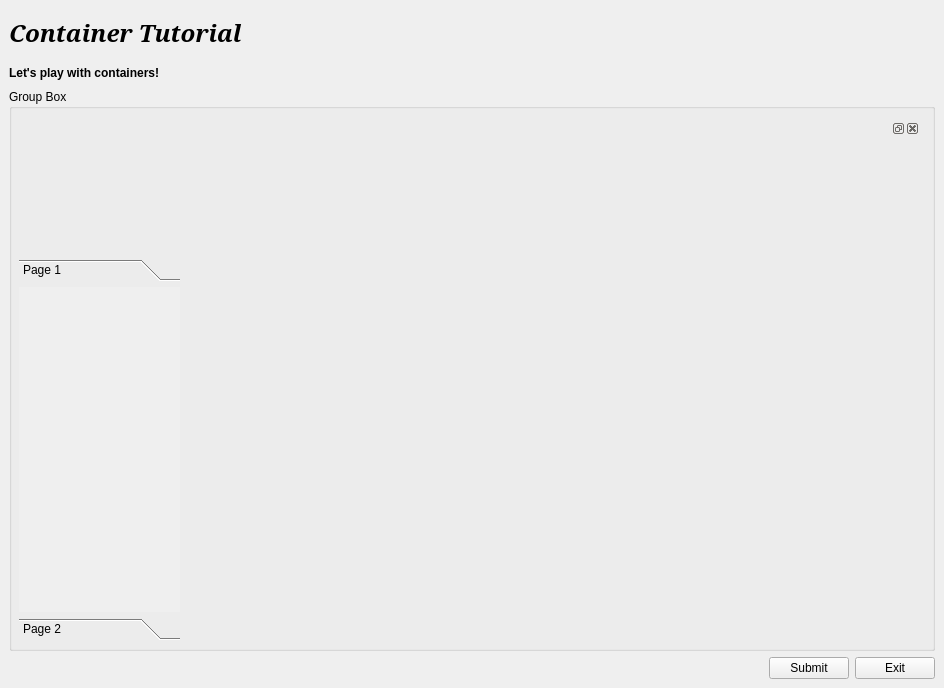
Qt form container_widget/media/main_window.ui (dekban/pyside_tutorial) before a commit.
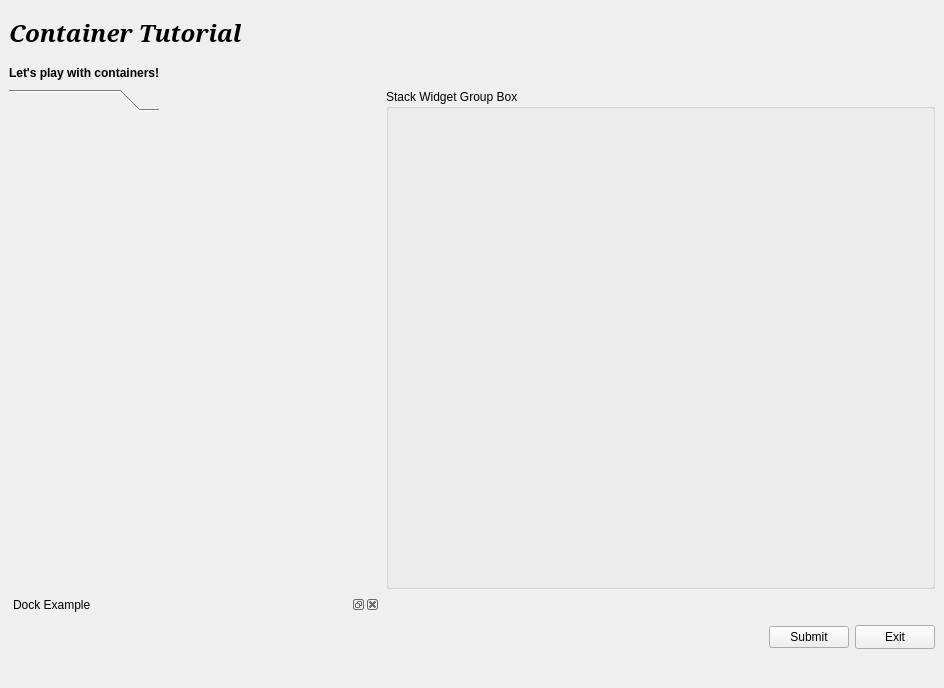
The same form after that commit.

Commit message: Tutorial 9: Container Widget

The edit to the form file:
```diff
--- a/container_widget/media/main_window.ui
+++ b/container_widget/media/main_window.ui
@@ -15,60 +15,20 @@
   </property>
   <widget class="QWidget" name="centralwidget">
    <layout class="QGridLayout" name="gridLayout_2">
-    <item row="0" column="0">
-     <widget class="QLabel" name="title">
-      <property name="minimumSize">
-       <size>
-        <width>600</width>
-        <height>48</height>
-       </size>
-      </property>
+    <item row="5" column="4">
+     <widget class="QPushButton" name="exit_btn">
       <property name="maximumSize">
        <size>
-        <width>16777215</width>
-        <height>48</height>
+        <width>80</width>
+        <height>24</height>
        </size>
       </property>
-      <property name="font">
-       <font>
-        <family>Serif</family>
-        <pointsize>18</pointsize>
-        <weight>75</weight>
-        <italic>true</italic>
-        <bold>true</bold>
-       </font>
-      </property>
       <property name="text">
-       <string>Container Tutorial</string>
+       <string>Exit</string>
       </property>
      </widget>
     </item>
-    <item row="1" column="0">
-     <widget class="QLabel" name="sub_title">
-      <property name="minimumSize">
-       <size>
-        <width>600</width>
-        <height>20</height>
-       </size>
-      </property>
-      <property name="maximumSize">
-       <size>
-        <width>16777215</width>
-        <height>20</height>
-       </size>
-      </property>
-      <property name="font">
-       <font>
-        <weight>75</weight>
-        <bold>true</bold>
-       </font>
-      </property>
-      <property name="text">
-       <string>Let's play with containers!</string>
-      </property>
-     </widget>
-    </item>
-    <item row="4" column="0">
+    <item row="5" column="1">
      <spacer name="horizontalSpacer_4">
       <property name="orientation">
        <enum>Qt::Horizontal</enum>
@@ -81,27 +41,116 @@
       </property>
      </spacer>
     </item>
-    <item row="4" column="1">
+    <item row="5" column="3">
      <widget class="QPushButton" name="submit_btn">
       <property name="text">
        <string>Submit</string>
       </property>
      </widget>
     </item>
-    <item row="4" column="2">
-     <widget class="QPushButton" name="exit_btn">
+    <item row="3" column="0">
+     <widget class="QToolBox" name="tool_box">
       <property name="maximumSize">
        <size>
-        <width>80</width>
-        <height>24</height>
+        <width>150</width>
+        <height>16777215</height>
        </size>
       </property>
+      <property name="frameShape">
+       <enum>QFrame::NoFrame</enum>
+      </property>
+      <property name="frameShadow">
+       <enum>QFrame::Plain</enum>
+      </property>
+      <property name="currentIndex">
+       <number>0</number>
+      </property>
+      <property name="tabSpacing">
+       <number>6</number>
+      </property>
+      <widget class="QWidget" name="widget">
+       <property name="geometry">
+        <rect>
+         <x>0</x>
+         <y>0</y>
+         <width>150</width>
+         <height>471</height>
+        </rect>
+       </property>
+       <attribute name="label">
+        <string/>
+       </attribute>
+      </widget>
+     </widget>
+    </item>
+    <item row="0" column="0" colspan="5">
+     <widget class="QLabel" name="title">
+      <property name="minimumSize">
+       <size>
+        <width>600</width>
+        <height>48</height>
+       </size>
+      </property>
+      <property name="maximumSize">
+       <size>
+        <width>16777215</width>
+        <height>48</height>
+       </size>
+      </property>
+      <property name="font">
+       <font>
+        <family>Serif</family>
+        <pointsize>18</pointsize>
+        <weight>75</weight>
+        <italic>true</italic>
+        <bold>true</bold>
+       </font>
+      </property>
       <property name="text">
-       <string>Exit</string>
+       <string>Container Tutorial</string>
       </property>
      </widget>
     </item>
-    <item row="3" column="0" colspan="3">
+    <item row="1" column="0" colspan="5">
+     <widget class="QLabel" name="sub_title">
+      <property name="minimumSize">
+       <size>
+        <width>600</width>
+        <height>20</height>
+       </size>
+      </property>
+      <property name="maximumSize">
+       <size>
+        <width>16777215</width>
+        <height>20</height>
+       </size>
+      </property>
+      <property name="font">
+       <font>
+        <weight>75</weight>
+        <bold>true</bold>
+       </font>
+      </property>
+      <property name="text">
+       <string>Let's play with containers!</string>
+      </property>
+     </widget>
+    </item>
+    <item row="5" column="0">
+     <widget class="QDockWidget" name="dock_tool">
+      <property name="floating">
+       <bool>true</bool>
+      </property>
+      <property name="features">
+       <set>QDockWidget::AllDockWidgetFeatures</set>
+      </property>
+      <property name="windowTitle">
+       <string>Dock Example</string>
+      </property>
+      <widget class="QWidget" name="dockWidgetContents_2"/>
+     </widget>
+    </item>
+    <item row="3" column="1" colspan="4">
      <widget class="QGroupBox" name="form_group">
       <property name="minimumSize">
        <size>
@@ -110,64 +159,32 @@
        </size>
       </property>
       <property name="title">
-       <string>Group Box</string>
+       <string>Stack Widget Group Box</string>
       </property>
-      <widget class="QDockWidget" name="dockWidget_2">
-       <property name="geometry">
-        <rect>
-         <x>10</x>
-         <y>30</y>
-         <width>901</width>
-         <height>121</height>
-        </rect>
+      <layout class="QGridLayout" name="gridLayout">
+       <property name="leftMargin">
+        <number>1</number>
        </property>
-       <property name="floating">
-        <bool>false</bool>
+       <property name="topMargin">
+        <number>1</number>
        </property>
-       <widget class="QWidget" name="dockWidgetContents_2"/>
-      </widget>
-      <widget class="QToolBox" name="toolBox">
-       <property name="geometry">
-        <rect>
-         <x>10</x>
-         <y>170</y>
-         <width>161</width>
-         <height>381</height>
-        </rect>
+       <property name="rightMargin">
+        <number>1</number>
        </property>
-       <property name="currentIndex">
-        <number>0</number>
+       <property name="bottomMargin">
+        <number>1</number>
        </property>
-       <property name="tabSpacing">
-        <number>6</number>
+       <property name="spacing">
+        <number>1</number>
        </property>
-       <widget class="QWidget" name="page">
-        <property name="geometry">
-         <rect>
-          <x>0</x>
-          <y>0</y>
-          <width>161</width>
-          <height>323</height>
-         </rect>
-        </property>
-        <attribute name="label">
-         <string>Page 1</string>
-        </attribute>
-       </widget>
-       <widget class="QWidget" name="page_2">
-        <property name="geometry">
-         <rect>
-          <x>0</x>
-          <y>0</y>
-          <width>161</width>
-          <height>323</height>
-         </rect>
-        </property>
-        <attribute name="label">
-         <string>Page 2</string>
-        </attribute>
-       </widget>
-      </widget>
+       <item row="0" column="0">
+        <widget class="QStackedWidget" name="stack_widget">
+         <property name="currentIndex">
+          <number>-1</number>
+         </property>
+        </widget>
+       </item>
+      </layout>
      </widget>
     </item>
    </layout>
```
The commit also changes 5 other files.
